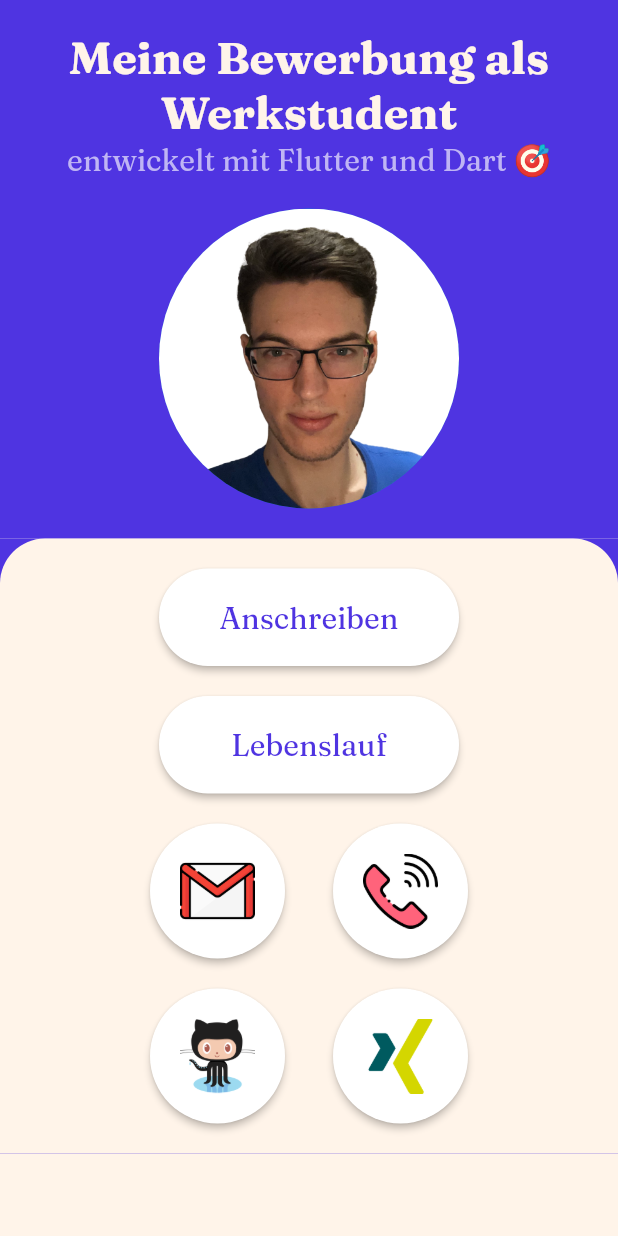
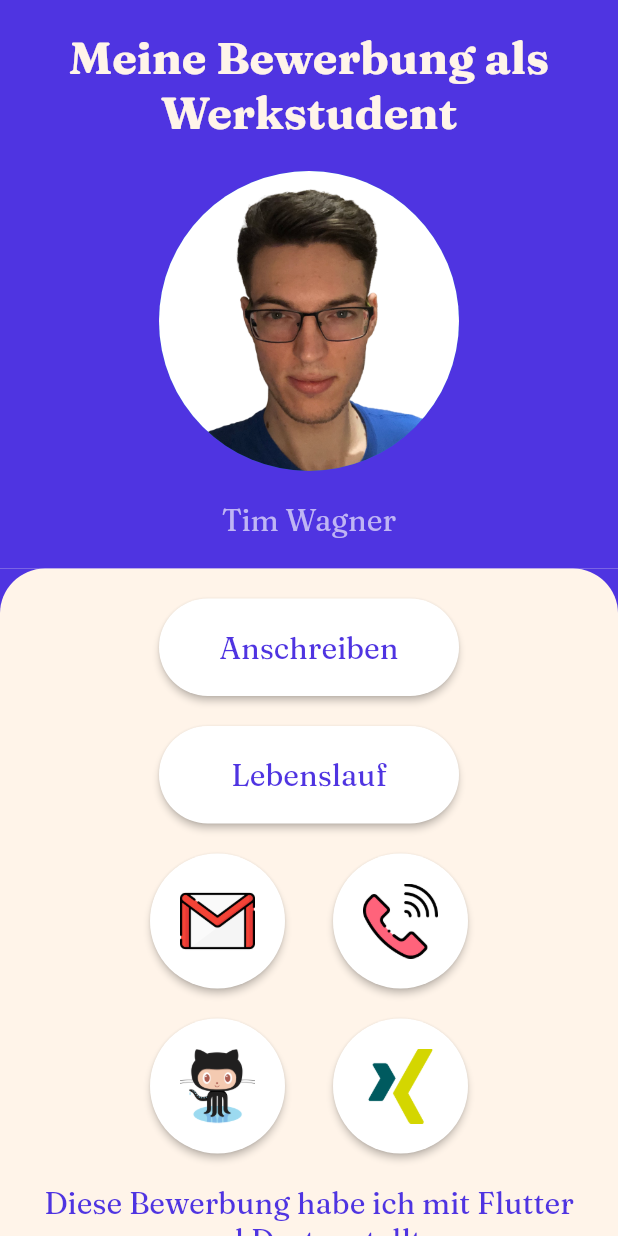
Before and after one commit to tim-w97/Bewerbung, a Flutter app: the screen it shows after launch, on a phone screen of 412 x 824 dp. Run offline on Flutter 3.47's test engine with Material 2 defaults, Android fonts, the phone set to English and light mode, and no system bars.

Commit message:
Verbesserungen am Hauptbereich

```diff
--- a/lib/screens/home.dart
+++ b/lib/screens/home.dart
@@ -12,7 +12,7 @@ class Home extends StatelessWidget {
 
   @override
   Widget build(BuildContext context) {
-    bool showButtonsVertical = MediaQuery.of(context).size.width < 420;
+    bool showButtonsVertical = MediaQuery.of(context).size.width < 450;
     bool showIconButtonsSeparately = MediaQuery.of(context).size.width < 700;
 
     return Scaffold(
@@ -25,17 +25,12 @@ class Home extends StatelessWidget {
               padding: const EdgeInsets.all(20),
               child: Column(
                 children: [
-                  const Text(
+                  const Padding(
+                    padding: EdgeInsets.only(bottom: 20),
+                    child: Text(
                       "Meine Bewerbung als Werkstudent",
                       textAlign: TextAlign.center,
                       style: text_styles.big,
-                  ),
-                  Padding(
-                    padding: const EdgeInsets.only(bottom: 20),
-                    child: Text(
-                      "entwickelt mit Flutter und Dart 🎯",
-                      textAlign: TextAlign.center,
-                      style: text_styles.medium.copyWith(color: colors.blue),
                     ),
                   ),
                   showIconButtonsSeparately
@@ -56,12 +51,20 @@ class Home extends StatelessWidget {
                             XingButton(),
                           ],
                         ),
+                  Padding(
+                    padding: const EdgeInsets.only(top: 20),
+                    child: Text(
+                      "Tim Wagner",
+                      style: text_styles.medium.copyWith(color: colors.blue),
+                    ),
+                  ),
                 ],
               ),
             ),
             Container(
               color: colors.primary,
               child: Container(
+                padding: const EdgeInsets.all(20),
                 decoration: const BoxDecoration(
                   color: colors.secondary,
                   borderRadius: BorderRadius.vertical(top: Radius.circular(30)),
@@ -69,13 +72,10 @@ class Home extends StatelessWidget {
                 child: Column(
                   mainAxisAlignment: MainAxisAlignment.center,
                   children: [
-                    Padding(
-                      padding: const EdgeInsets.only(top: 20),
-                      child: Flex(
+                    Flex(
                       mainAxisAlignment: MainAxisAlignment.center,
-                        direction: showButtonsVertical
-                            ? Axis.vertical
-                            : Axis.horizontal,
+                      direction:
+                          showButtonsVertical ? Axis.vertical : Axis.horizontal,
                       children: [
                         CustomButton(
                           "Anschreiben",
@@ -94,10 +94,9 @@ class Home extends StatelessWidget {
                         ),
                       ],
                     ),
-                    ),
                     if (showIconButtonsSeparately)
                       Padding(
-                        padding: const EdgeInsets.symmetric(vertical: 20),
+                        padding: const EdgeInsets.only(top: 20),
                         child: Column(
                           children: [
                             Padding(
@@ -119,7 +118,16 @@ class Home extends StatelessWidget {
                             ),
                           ],
                         ),
-                      )
+                      ),
+                    const Padding(
+                      padding: EdgeInsets.symmetric(vertical: 20),
+                      child: Text(
+                        "Diese Bewerbung habe ich mit Flutter und Dart erstellt.",
+                        textAlign: TextAlign.center,
+                        style: text_styles.medium,
+                      ),
+                    ),
+                    CustomButton("Code ansehen", onPressed: () {}),
                   ],
                 ),
               ),
```
Lines whose indentation alone changed are shown as unchanged.
